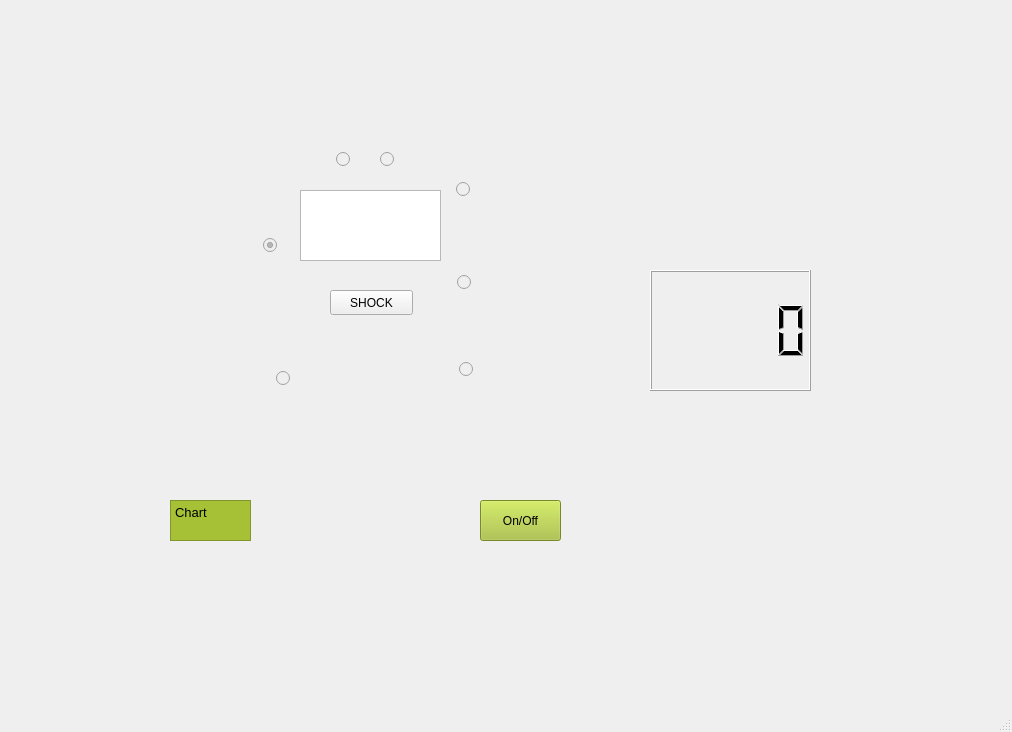
Qt form mainwindow.ui (rayc4/COMP3004-Group-Project) before a commit.
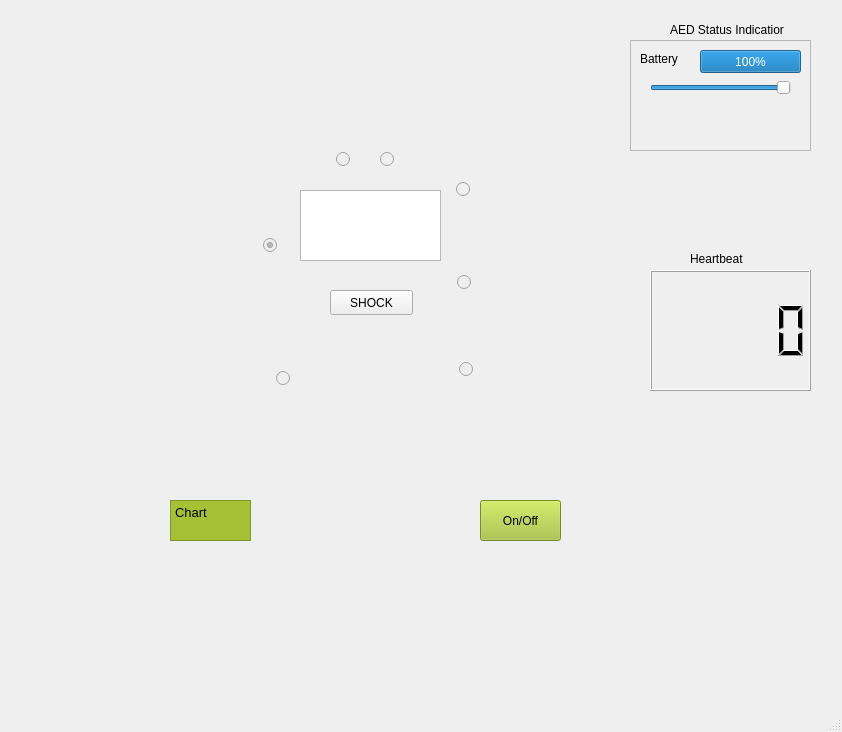
The same form after that commit. Icons and pictures are not drawn.

Commit message:
Battery Function
Battery function should be working now

Patch:
```diff
--- a/mainwindow.ui
+++ b/mainwindow.ui
@@ -6,7 +6,7 @@
    <rect>
     <x>0</x>
     <y>0</y>
-    <width>1012</width>
+    <width>842</width>
     <height>732</height>
    </rect>
   </property>
@@ -283,6 +283,90 @@
      <string>SHOCK</string>
     </property>
    </widget>
+   <widget class="QLabel" name="label_2">
+    <property name="geometry">
+     <rect>
+      <x>690</x>
+      <y>250</y>
+      <width>81</width>
+      <height>17</height>
+     </rect>
+    </property>
+    <property name="text">
+     <string>Heartbeat</string>
+    </property>
+   </widget>
+   <widget class="QFrame" name="frame">
+    <property name="geometry">
+     <rect>
+      <x>630</x>
+      <y>40</y>
+      <width>181</width>
+      <height>111</height>
+     </rect>
+    </property>
+    <property name="frameShape">
+     <enum>QFrame::StyledPanel</enum>
+    </property>
+    <property name="frameShadow">
+     <enum>QFrame::Raised</enum>
+    </property>
+    <widget class="QLabel" name="label_4">
+     <property name="geometry">
+      <rect>
+       <x>10</x>
+       <y>10</y>
+       <width>51</width>
+       <height>17</height>
+      </rect>
+     </property>
+     <property name="text">
+      <string>Battery</string>
+     </property>
+    </widget>
+    <widget class="QProgressBar" name="batteryStatus">
+     <property name="geometry">
+      <rect>
+       <x>70</x>
+       <y>10</y>
+       <width>101</width>
+       <height>23</height>
+      </rect>
+     </property>
+     <property name="value">
+      <number>100</number>
+     </property>
+    </widget>
+    <widget class="QSlider" name="batterySlider">
+     <property name="geometry">
+      <rect>
+       <x>20</x>
+       <y>40</y>
+       <width>141</width>
+       <height>16</height>
+      </rect>
+     </property>
+     <property name="value">
+      <number>99</number>
+     </property>
+     <property name="orientation">
+      <enum>Qt::Horizontal</enum>
+     </property>
+    </widget>
+   </widget>
+   <widget class="QLabel" name="label_3">
+    <property name="geometry">
+     <rect>
+      <x>670</x>
+      <y>20</y>
+      <width>151</width>
+      <height>20</height>
+     </rect>
+    </property>
+    <property name="text">
+     <string>AED Status Indicatior</string>
+    </property>
+   </widget>
    <zorder>label</zorder>
    <zorder>textBrowser</zorder>
    <zorder>powerPB</zorder>
```
Left out of the diff: 5 changed lines with no effect on the pictures. The commit also changes 4 other files.
